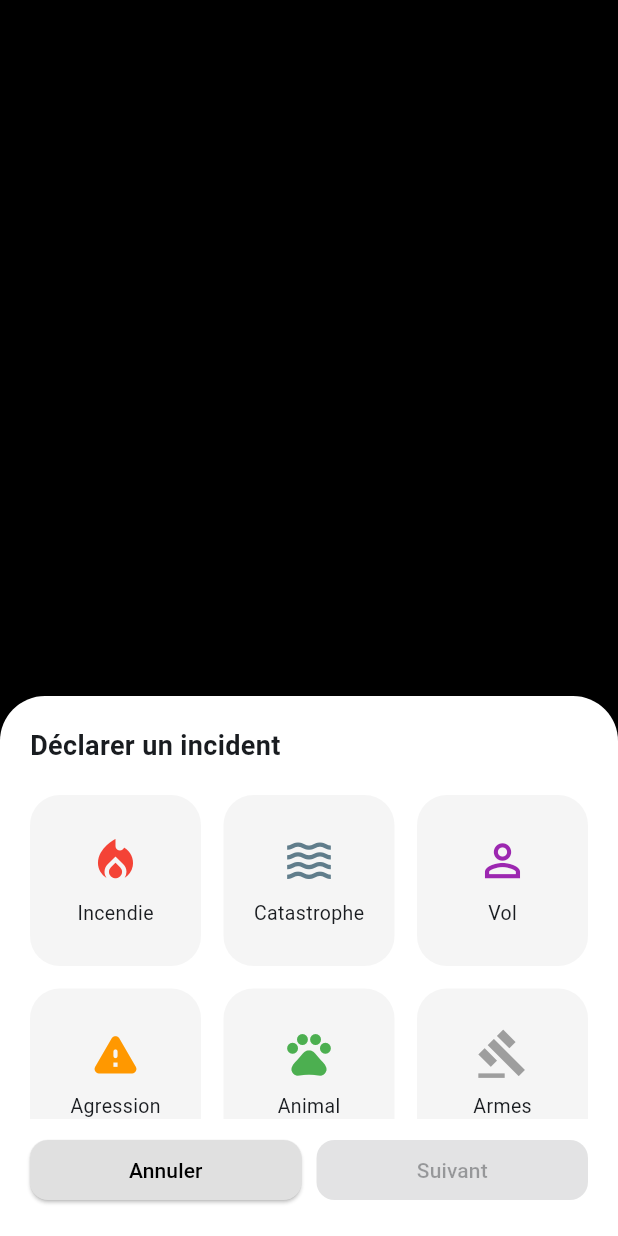
After one commit to 2iAcademy/BeeSure, a Flutter app: the DeclareIncidentPage screen opened by its route, on a phone screen of 412 x 824 dp. The commit adds this screen. Run offline on Flutter 3.47's test engine with Material 3 defaults, Android fonts, the phone set to English and light mode, and no system bars; our stand-ins replace flutter_dotenv, flutter_secure_storage, logger; accounts and stored records are empty.

Commit message:
add service + model+ front for mobile and entities + model + service back api

```diff
--- /dev/null
+++ b/apps/mobile_app/lib/view_models/declare_incident_view_model.dart
@@ -0,0 +1,56 @@
+import 'package:flutter/material.dart';
+//import 'package:google_maps_flutter/google_maps_flutter.dart';
+import '../services/incident_service.dart';
+
+class DeclareIncidentViewModel extends ChangeNotifier {
+  final IncidentService _incidentService = IncidentService();
+
+  //GoogleMapController? mapController;
+  //LatLng currentPosition = const LatLng(48.8566, 2.3522); // Paris par défaut
+
+  String? selectedIncident;
+  bool _isLoading = false;
+  bool get isLoading => _isLoading;
+
+  final List<Map<String, dynamic>> incidentTypes = [
+    {"label": "Incendie", "icon": Icons.local_fire_department, "color": Colors.red},
+    {"label": "Catastrophe", "icon": Icons.waves, "color": Colors.blueGrey},
+    {"label": "Vol", "icon": Icons.person_outline, "color": Colors.purple},
+    {"label": "Agression", "icon": Icons.warning_rounded, "color": Colors.orange},
+    {"label": "Animal", "icon": Icons.pets, "color": Colors.green},
+    {"label": "Armes", "icon": Icons.gavel, "color": Colors.grey},
+    {"label": "Autre", "icon": Icons.error_outline, "color": Colors.amber},
+  ];
+
+  void selectIncident(String label) {
+    selectedIncident = label;
+    notifyListeners();
+  }
+
+  Future<void> submitIncident(BuildContext context) async {
+    if (selectedIncident == null) return;
+
+    _isLoading = true;
+    notifyListeners();
+
+    /*final result = await _incidentService.reportIncident(
+      type: selectedIncident!,
+      latitude: currentPosition.latitude,
+      longitude: currentPosition.longitude,
+    );*/
+
+    _isLoading = false;
+    notifyListeners();
+
+    /*if (result['success']) {
+      ScaffoldMessenger.of(context).showSnackBar(
+        const SnackBar(content: Text('Incident signalé avec succès')),
+      );
+      Navigator.pop(context);
+    } else {
+      ScaffoldMessenger.of(context).showSnackBar(
+        SnackBar(content: Text(result['message'] ?? 'Erreur inconnue')),
+      );
+    }*/
+  }
+}
--- /dev/null
+++ b/apps/mobile_app/lib/views/declare_incident_page.dart
@@ -0,0 +1,152 @@
+import 'package:flutter/material.dart';
+//import 'package:google_maps_flutter/google_maps_flutter.dart';
+import '../view_models/declare_incident_view_model.dart';
+
+class DeclareIncidentPage extends StatelessWidget {
+  const DeclareIncidentPage({Key? key}) : super(key: key);
+
+  @override
+  Widget build(BuildContext context) {
+    final viewModel = DeclareIncidentViewModel();
+
+    return Scaffold(
+      backgroundColor: Colors.black,
+      body: AnimatedBuilder(
+        animation: viewModel,
+        builder: (context, _) {
+          return Stack(
+            alignment: Alignment.bottomCenter,
+            children: [
+              // 🗺️ Carte
+             // ClipRRect(
+             //   borderRadius: const BorderRadius.only(
+             //     bottomLeft: Radius.circular(40),
+             //     bottomRight: Radius.circular(40),
+             //   ),
+             //   child: GoogleMap(
+             //     onMapCreated: (controller) => viewModel.mapController = controller,
+             //     initialCameraPosition: CameraPosition(
+             //       target: viewModel.currentPosition,
+             //       zoom: 14,
+              //    ),
+             //     myLocationEnabled: true,
+              //    zoomControlsEnabled: false,
+                //),
+              //),
+
+              // 🎯 Indicateur
+              Center(
+                child: Container(
+                  margin: const EdgeInsets.only(bottom: 40),
+                  child: const Icon(Icons.navigation, size: 50, color: Colors.black),
+                ),
+              ),
+
+              // 📋 Bottom Sheet
+              Container(
+                padding: const EdgeInsets.all(20),
+                height: 360,
+                decoration: const BoxDecoration(
+                  color: Colors.white,
+                  borderRadius: BorderRadius.vertical(top: Radius.circular(30)),
+                ),
+                child: Column(
+                  crossAxisAlignment: CrossAxisAlignment.start,
+                  children: [
+                    const Text(
+                      "Déclarer un incident",
+                      style: TextStyle(fontSize: 18, fontWeight: FontWeight.bold),
+                    ),
+                    const SizedBox(height: 20),
+
+                    // 🧩 Grille
+                    Expanded(
+                      child: GridView.count(
+                        crossAxisCount: 3,
+                        mainAxisSpacing: 15,
+                        crossAxisSpacing: 15,
+                        children: viewModel.incidentTypes.map((incident) {
+                          final isSelected =
+                              viewModel.selectedIncident == incident['label'];
+                          return GestureDetector(
+                            onTap: () => viewModel.selectIncident(incident['label']),
+                            child: AnimatedContainer(
+                              duration: const Duration(milliseconds: 200),
+                              decoration: BoxDecoration(
+                                color: isSelected
+                                    ? incident['color'].withOpacity(0.1)
+                                    : Colors.grey.shade100,
+                                border: Border.all(
+                                  color: isSelected
+                                      ? incident['color']
+                                      : Colors.transparent,
+                                  width: 2,
+                                ),
+                                borderRadius: BorderRadius.circular(20),
+                              ),
+                              child: Column(
+                                mainAxisAlignment: MainAxisAlignment.center,
+                                children: [
+                                  Icon(incident['icon'],
+                                      color: incident['color'], size: 35),
+                                  const SizedBox(height: 8),
+                                  Text(incident['label'],
+                                      style: const TextStyle(fontSize: 13)),
+                                ],
+                              ),
+                            ),
+                          );
+                        }).toList(),
+                      ),
+                    ),
+
+                    const SizedBox(height: 10),
+
+                    // 🚫 & ✅ Boutons
+                    Row(
+                      children: [
+                        Expanded(
+                          child: ElevatedButton(
+                            onPressed: () => Navigator.pop(context),
+                            style: ElevatedButton.styleFrom(
+                              backgroundColor: Colors.grey.shade300,
+                              foregroundColor: Colors.black,
+                              shape: RoundedRectangleBorder(
+                                borderRadius: BorderRadius.circular(12),
+                              ),
+                            ),
+                            child: const Text("Annuler"),
+                          ),
+                        ),
+                        const SizedBox(width: 10),
+                        Expanded(
+                          child: ElevatedButton(
+                            onPressed: viewModel.selectedIncident == null
+                                ? null
+                                : () async {
+                              await viewModel.submitIncident(context);
+                            },
+                            style: ElevatedButton.styleFrom(
+                              backgroundColor: Colors.green,
+                              shape: RoundedRectangleBorder(
+                                borderRadius: BorderRadius.circular(12),
+                              ),
+                            ),
+                            child: viewModel.isLoading
+                                ? const CircularProgressIndicator(
+                                color: Colors.white, strokeWidth: 2)
+                                : const Text("Suivant"),
+                          ),
+                        ),
+                      ],
+                    ),
+                  ],
+                ),
+              ),
+            ],
+          );
+        },
+      ),
+    );
+  }
+}
```
Also changed, not shown: apps/mobile_app/lib/main.dart (+7 -1 lines), apps/mobile_app/lib/services/incident_service.dart (added, +38 -0 lines), 4 other files.
